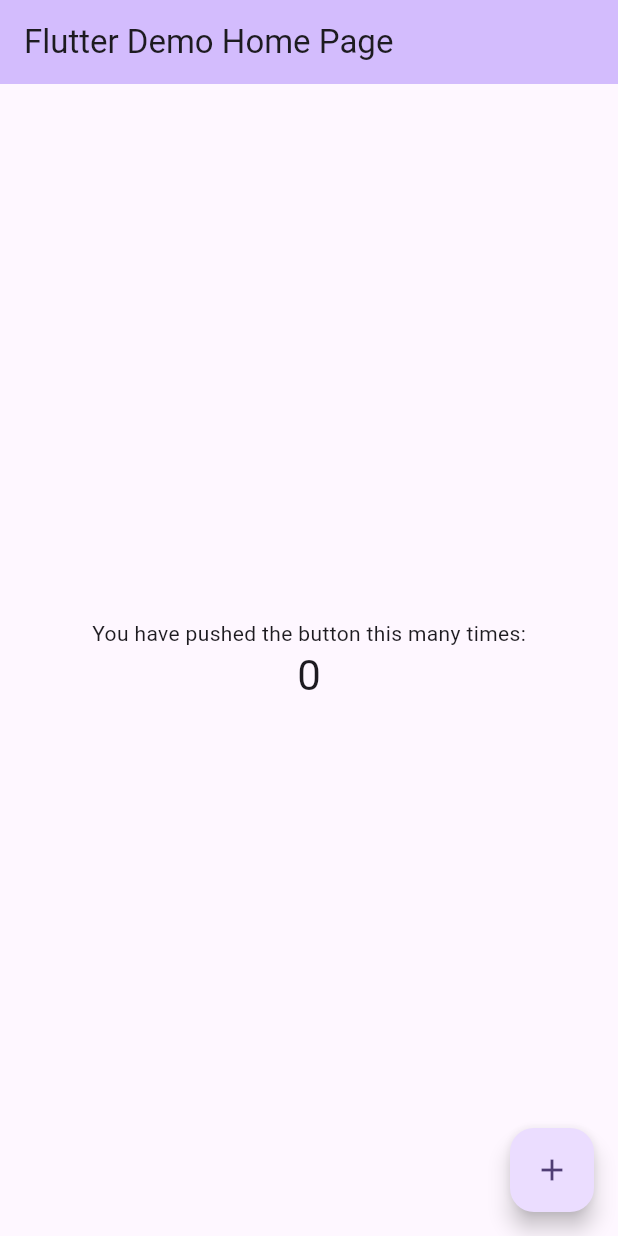
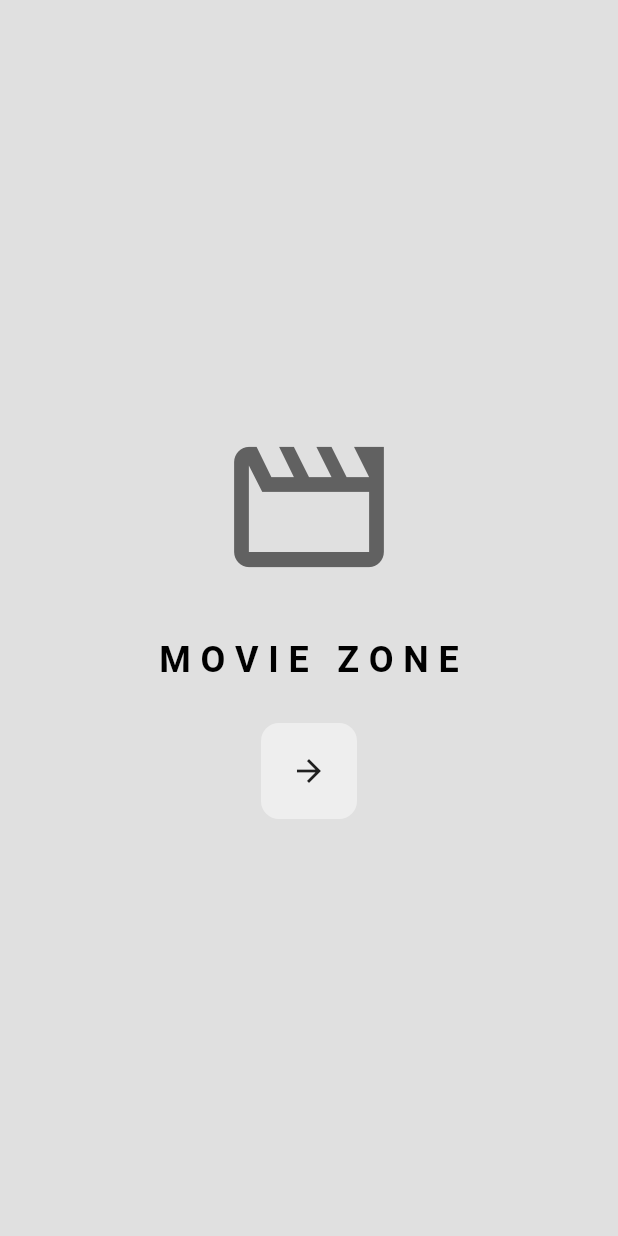
Before and after one commit to div1681/task3, a Flutter app: the screen it shows after launch, on a phone screen of 412 x 824 dp. Run offline on Flutter 3.47's test engine with Material 3 defaults, Android fonts, the phone set to English and light mode, and no system bars.

Commit message:
done with basic layout of app

```diff
--- a/lib/main.dart
+++ b/lib/main.dart
@@ -1,4 +1,8 @@
 import 'package:flutter/material.dart';
+import 'package:task3/pages/explorerpage.dart';
+import 'package:task3/pages/landingpage.dart';
+import 'package:task3/pages/savedpage.dart';
+import 'package:task3/themes/light_mode.dart';
 
 void main() {
   runApp(const MyApp());
@@ -7,119 +11,17 @@ void main() {
 class MyApp extends StatelessWidget {
   const MyApp({super.key});
 
-  // This widget is the root of your application.
   @override
   Widget build(BuildContext context) {
     return MaterialApp(
-      title: 'Flutter Demo',
-      theme: ThemeData(
-        // This is the theme of your application.
-        //
-        // TRY THIS: Try running your application with "flutter run". You'll see
-        // the application has a purple toolbar. Then, without quitting the app,
-        // try changing the seedColor in the colorScheme below to Colors.green
-        // and then invoke "hot reload" (save your changes or press the "hot
-        // reload" button in a Flutter-supported IDE, or press "r" if you used
-        // the command line to start the app).
-        //
-        // Notice that the counter didn't reset back to zero; the application
-        // state is not lost during the reload. To reset the state, use hot
-        // restart instead.
-        //
-        // This works for code too, not just values: Most code changes can be
-        // tested with just a hot reload.
-        colorScheme: ColorScheme.fromSeed(seedColor: Colors.deepPurple),
-        useMaterial3: true,
-      ),
-      home: const MyHomePage(title: 'Flutter Demo Home Page'),
+      debugShowCheckedModeBanner: false,
+      home: Landingpage(),
+      theme: lightmode,
+      routes: {
+        'landing': (context) => Landingpage(),
+        'explorer': (context) => Explorerpage(),
+        'saved': (context) => Savedpage()
+      },
     );
   }
 }
-
-class MyHomePage extends StatefulWidget {
-  const MyHomePage({super.key, required this.title});
-
-  // This widget is the home page of your application. It is stateful, meaning
-  // that it has a State object (defined below) that contains fields that affect
-  // how it looks.
-
-  // This class is the configuration for the state. It holds the values (in this
-  // case the title) provided by the parent (in this case the App widget) and
-  // used by the build method of the State. Fields in a Widget subclass are
-  // always marked "final".
-
-  final String title;
-
-  @override
-  State<MyHomePage> createState() => _MyHomePageState();
-}
-
-class _MyHomePageState extends State<MyHomePage> {
-  int _counter = 0;
-
-  void _incrementCounter() {
-    setState(() {
-      // This call to setState tells the Flutter framework that something has
-      // changed in this State, which causes it to rerun the build method below
-      // so that the display can reflect the updated values. If we changed
-      // _counter without calling setState(), then the build method would not be
-      // called again, and so nothing would appear to happen.
-      _counter++;
-    });
-  }
-
-  @override
-  Widget build(BuildContext context) {
-    // This method is rerun every time setState is called, for instance as done
-    // by the _incrementCounter method above.
-    //
-    // The Flutter framework has been optimized to make rerunning build methods
-    // fast, so that you can just rebuild anything that needs updating rather
-    // than having to individually change instances of widgets.
-    return Scaffold(
-      appBar: AppBar(
-        // TRY THIS: Try changing the color here to a specific color (to
-        // Colors.amber, perhaps?) and trigger a hot reload to see the AppBar
-        // change color while the other colors stay the same.
-        backgroundColor: Theme.of(context).colorScheme.inversePrimary,
-        // Here we take the value from the MyHomePage object that was created by
-        // the App.build method, and use it to set our appbar title.
-        title: Text(widget.title),
-      ),
-      body: Center(
-        // Center is a layout widget. It takes a single child and positions it
-        // in the middle of the parent.
-        child: Column(
-          // Column is also a layout widget. It takes a list of children and
-          // arranges them vertically. By default, it sizes itself to fit its
-          // children horizontally, and tries to be as tall as its parent.
-          //
-          // Column has various properties to control how it sizes itself and
-          // how it positions its children. Here we use mainAxisAlignment to
-          // center the children vertically; the main axis here is the vertical
-          // axis because Columns are vertical (the cross axis would be
-          // horizontal).
-          //
-          // TRY THIS: Invoke "debug painting" (choose the "Toggle Debug Paint"
-          // action in the IDE, or press "p" in the console), to see the
-          // wireframe for each widget.
-          mainAxisAlignment: MainAxisAlignment.center,
-          children: <Widget>[
-            const Text(
-              'You have pushed the button this many times:',
-            ),
-            Text(
-              '$_counter',
-              style: Theme.of(context).textTheme.headlineMedium,
-            ),
-          ],
-        ),
-      ),
-      floatingActionButton: FloatingActionButton(
-        onPressed: _incrementCounter,
-        tooltip: 'Increment',
-        child: const Icon(Icons.add),
-      ), // This trailing comma makes auto-formatting nicer for build methods.
-    );
-  }
-}
--- /dev/null
+++ b/lib/pages/landingpage.dart
@@ -0,0 +1,43 @@
+import 'package:flutter/material.dart';
+import 'package:task3/utilities/my_button.dart';
+
+class Landingpage extends StatelessWidget {
+  const Landingpage({super.key});
+
+  @override
+  Widget build(BuildContext context) {
+    return Scaffold(
+      backgroundColor: Colors.grey.shade300,
+      body: Center(
+        child: Column(
+          mainAxisAlignment: MainAxisAlignment.center,
+          children: [
+            Icon(
+              Icons.movie_creation_outlined,
+              size: 120,
+              color: Colors.grey.shade700,
+            ),
+            SizedBox(
+              height: 25,
+            ),
+            Text(
+              "M O V I E   Z O N E",
+              style: TextStyle(
+                fontWeight: FontWeight.bold,
+                fontSize: 24,
+              ),
+            ),
+            SizedBox(
+              height: 25,
+            ),
+            mybutton(
+                onTap: () {
+                  Navigator.pushNamed(context, 'explorer');
+                },
+                child: Icon(Icons.arrow_forward))
+          ],
+        ),
+      ),
+    );
+  }
+}
--- /dev/null
+++ b/lib/themes/light_mode.dart
@@ -0,0 +1,9 @@
+import 'package:flutter/material.dart';
+
+ThemeData lightmode = ThemeData(
+    colorScheme: ColorScheme.light(
+  surface: Colors.grey.shade300,
+  primary: Colors.grey.shade200,
+  secondary: Colors.white,
+  inversePrimary: Colors.grey.shade700,
+));
--- /dev/null
+++ b/lib/utilities/my_button.dart
@@ -0,0 +1,21 @@
+import 'package:flutter/material.dart';
+
+class mybutton extends StatelessWidget {
+  final void Function()? onTap;
+  final Widget child;
+  const mybutton({required this.onTap, required this.child, super.key});
+
+  @override
+  Widget build(BuildContext context) {
+    return GestureDetector(
+      onTap: onTap,
+      child: Container(
+        padding: EdgeInsets.all(20),
+        decoration: BoxDecoration(
+            color: Colors.grey.shade200,
+            borderRadius: BorderRadius.circular(12)),
+        child: child,
+      ),
+    );
+  }
+}
```
Also changed, not shown: lib/pages/explorerpage.dart (added, +26 -0 lines), lib/pages/savedpage.dart (added, +26 -0 lines), lib/utilities/my_drawer.dart (added, +52 -0 lines), lib/utilities/my_drawer_tile.dart (added, +24 -0 lines).
